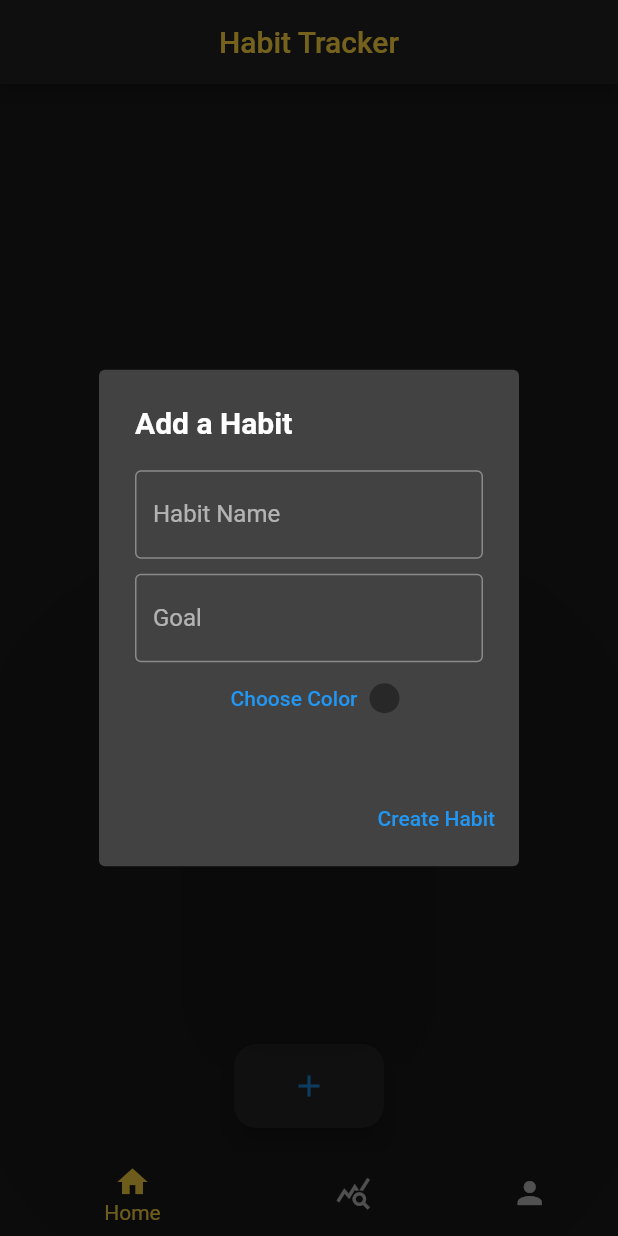
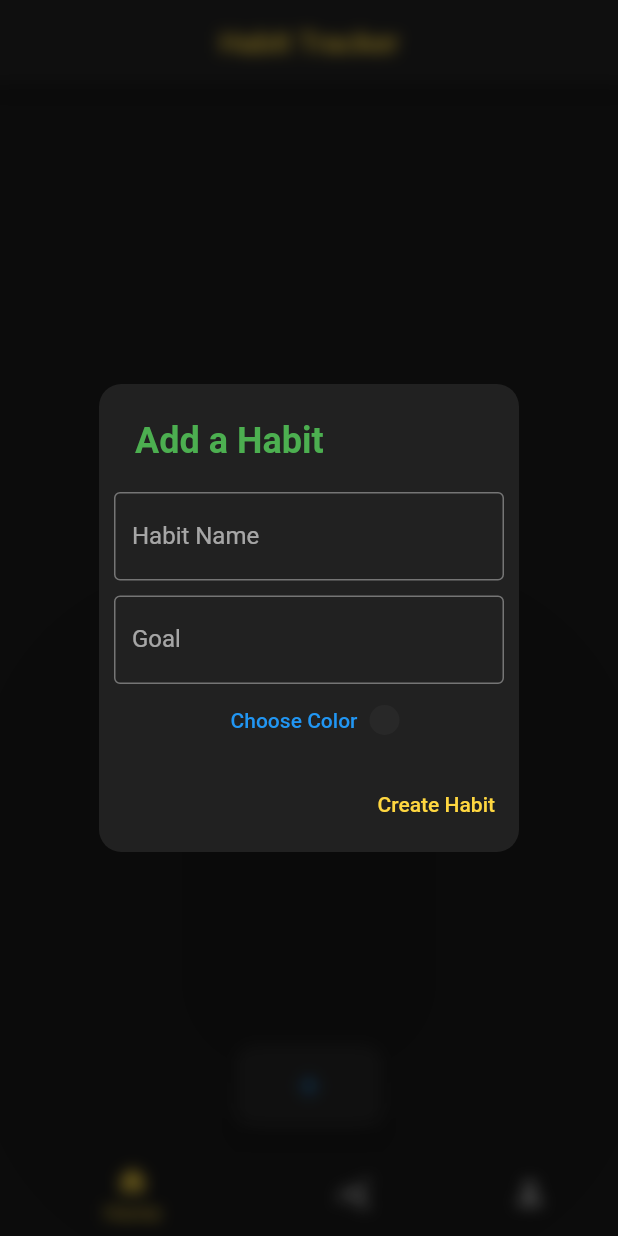
Before and after one commit to AbhishekSatpathy4848/Web_Enthusiasts_Club_Habit_Tracker_APP, a Flutter app: the screen it shows once a user with an empty profile is signed in, after a tap on the "add" icon, on a phone screen of 412 x 824 dp. Run offline on Flutter 3.47's test engine with Material 2 defaults, Android fonts, the phone set to English and light mode, and no system bars; our stand-ins replace date_format, firebase_auth, firebase_core, firebase_database, flutter_colorpicker, flutter_local_notifications and 6 more; missing offline and left inert: activity_ring, checkmark, clean_calendar; accounts and stored records are empty.

Commit message:
Final commit

```diff
--- a/lib/main.dart
+++ b/lib/main.dart
@@ -20,7 +20,7 @@ void main() async {
   Hive.registerAdapter(HabitAdapter());
   Hive.registerAdapter(ColorAdapter());
   // print("inside main");
-  // bool ans = await Hive.boxExists("habits");
+  bool ans = await Hive.boxExists("habits");
   // print("does box exits? ${await Hive.boxExists("habits")}");
   // await Hive.deleteFromDisk().then((value) => print("deleted"));
   // ans = await Hive.boxExists("habits");
--- a/lib/pages/HabitList.dart
+++ b/lib/pages/HabitList.dart
@@ -135,6 +135,7 @@ class _HabitListState extends State<HabitList>
     // habit.addToCompletedDays(dateTime)
     final box = Hive.box<Habit>('habits');
     box.put(habit.name, habit);
+    habit.save();
     setColorChoice();
   }
 
@@ -146,6 +147,7 @@ class _HabitListState extends State<HabitList>
   addToCompletedHabits(Habit habit) {
     final box = Hive.box<Habit>('completedHabits');
     box.put(habit.name, habit);
+    habit.save();
   }
 
   // void editHabitStreaks(Habit habit, int streaks) {
@@ -449,10 +451,19 @@ class _HabitListState extends State<HabitList>
         context: context,
         builder: (context) {
           // return StatefulBuilder(builder: (context, setState) {
-          return AlertDialog(
+          return BackdropFilter(
+            filter: ImageFilter.blur(sigmaX: 5, sigmaY: 5),
+            child: AlertDialog(
+              contentPadding: const EdgeInsets.fromLTRB(10.0, 20.0, 10.0, 0.0),
+              shape: RoundedRectangleBorder(
+                  borderRadius: BorderRadius.circular(15.0)),
+              backgroundColor: Colors.grey[900],
               title: const Text(
                 "Add a Habit",
-              style: TextStyle(fontWeight: FontWeight.bold, fontSize: 20),
+                style: TextStyle(
+                    fontWeight: FontWeight.bold,
+                    fontSize: 24,
+                    color: Colors.green),
               ),
               elevation: 100,
               content: StatefulBuilder(builder: (context, setState) {
@@ -474,10 +485,8 @@ class _HabitListState extends State<HabitList>
                       controller: goalDaysController,
                       keyboardType: TextInputType.number,
                       decoration: const InputDecoration(
-                      // suffixIcon: Icon(Icons.lock),
                         border: OutlineInputBorder(),
                         labelText: 'Goal',
-                      // hintText: 'Enter Your Password',
                       ),
                     ),
                     Row(
@@ -490,9 +499,22 @@ class _HabitListState extends State<HabitList>
                               showDialog(
                                   context: context,
                                   builder: (context) {
-                                  return AlertDialog(
-                                    insetPadding: const EdgeInsets.all(30.0),
-                                    title: const Text("Pick your Habit color"),
+                                    return BackdropFilter(
+                                      filter: ImageFilter.blur(
+                                          sigmaX: 5, sigmaY: 5),
+                                      child: AlertDialog(
+                                        shape: RoundedRectangleBorder(
+                                            borderRadius:
+                                                BorderRadius.circular(15.0)),
+                                        backgroundColor:
+                                            const Color.fromRGBO(40, 40, 40, 1),
+                                        // insetPadding: const EdgeInsets.all(30.0),
+                                        contentPadding:
+                                            const EdgeInsets.fromLTRB(
+                                                0.0, 20.0, 0.0, 0.0),
+                                        // buttonPadding: const EdgeInsets.all(40.0),
+                                        title:
+                                            const Text("Pick your Habit color"),
                                         content: ColorPicker(
                                             pickerColor: color,
                                             onColorChanged: (color) {
@@ -507,14 +529,15 @@ class _HabitListState extends State<HabitList>
                                               },
                                               child: const Text("Done"))
                                         ],
+                                      ),
                                     );
                                   });
                             },
                             // },
                             child: const Text("Choose Color")),
                         Container(
-                        decoration:
-                            BoxDecoration(shape: BoxShape.circle, color: color),
+                          decoration: BoxDecoration(
+                              shape: BoxShape.circle, color: color),
                           width: 20,
                           height: 20,
                         )
@@ -531,8 +554,12 @@ class _HabitListState extends State<HabitList>
                           int.parse(goalDaysController.text.trim()));
                       Navigator.of(context).pop();
                     },
-                  child: const Text("Create Habit")),
+                    child: Text(
+                      "Create Habit",
+                      style: TextStyle(color: Colors.amberAccent[200]),
+                    )),
               ],
+            ),
           );
           // }
           // );
```
Also changed, not shown: lib/pages/login_screen.dart (+19 -3 lines), lib/model/Habit.g.dart. Lines whose indentation alone changed are shown as unchanged.
